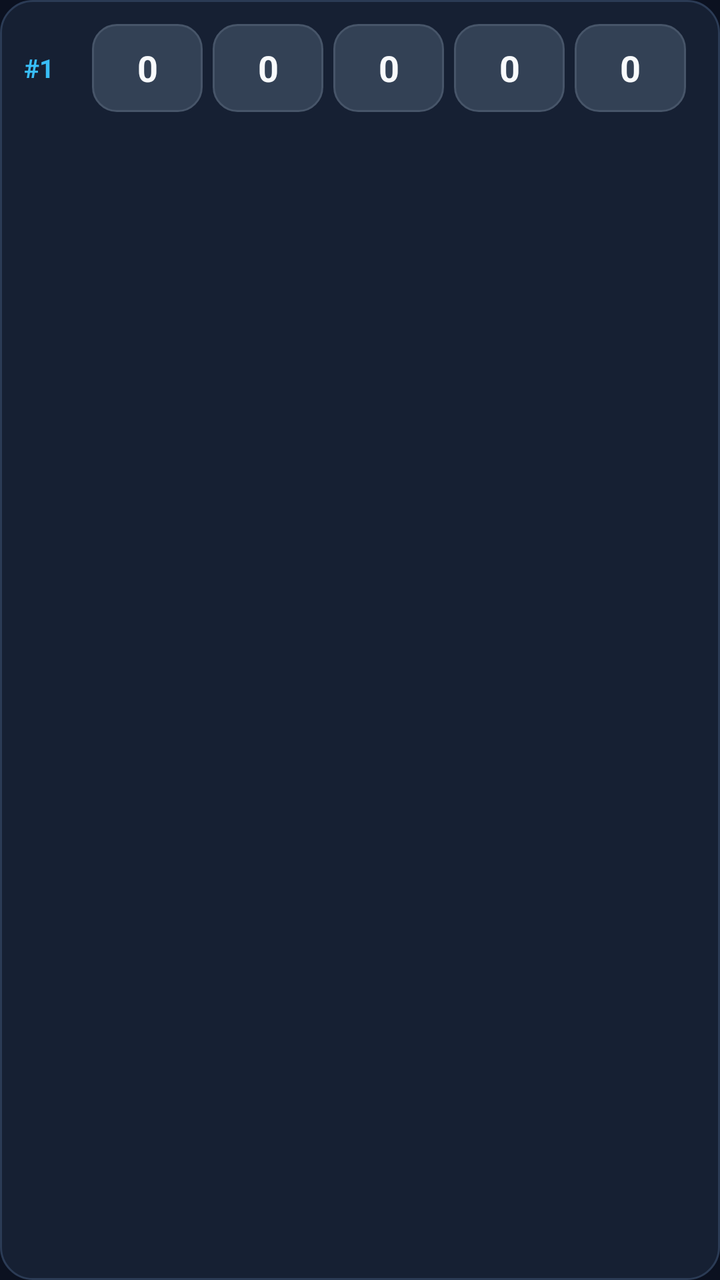
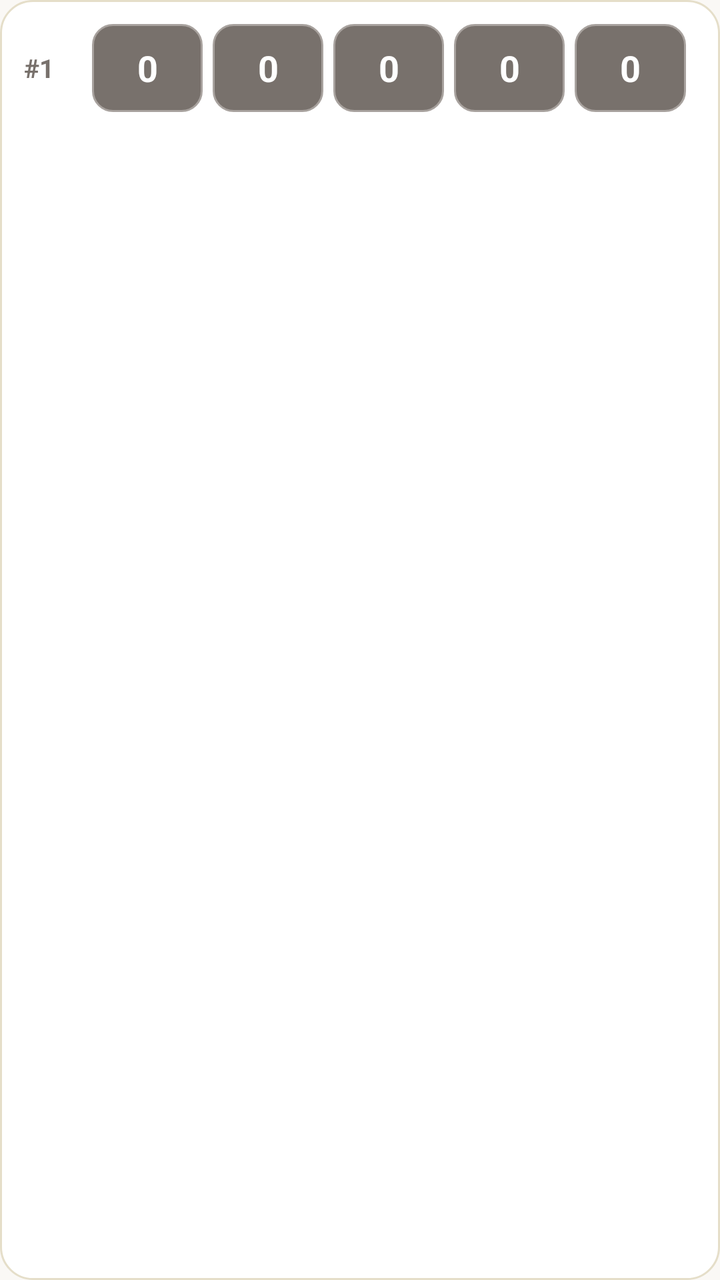

Compare the two renders of this Android layout. The source of the first and the diff that turns it into the second are given below.
<!-- AndroidManifest.xml: application theme Theme.DigitDuel -->
<!-- res/layout/item_guess_row.xml -->
<?xml version="1.0" encoding="utf-8"?>
<LinearLayout xmlns:android="http://schemas.android.com/apk/res/android"
    android:layout_width="match_parent"
    android:layout_height="wrap_content"
    android:layout_marginBottom="10dp"
    android:background="@drawable/bg_card"
    android:orientation="vertical"
    android:padding="12dp">

    <LinearLayout
        android:layout_width="match_parent"
        android:layout_height="wrap_content"
        android:gravity="center_vertical"
        android:orientation="horizontal">

        <TextView
            android:id="@+id/tvGuessNumber"
            android:layout_width="34dp"
            android:layout_height="wrap_content"
            android:text="#1"
            android:textColor="@color/accent_primary"
            android:textSize="13sp"
            android:textStyle="bold" />

        <TextView
            android:id="@+id/tvDigit0"
            android:layout_width="0dp"
            android:layout_height="44dp"
            android:layout_marginEnd="5dp"
            android:layout_weight="1"
            android:background="@drawable/bg_digit_absent"
            android:gravity="center"
            android:text="0"
            android:textColor="@color/text_primary"
            android:textSize="18sp"
            android:textStyle="bold" />

        <TextView
            android:id="@+id/tvDigit1"
            android:layout_width="0dp"
            android:layout_height="44dp"
            android:layout_marginEnd="5dp"
            android:layout_weight="1"
            android:background="@drawable/bg_digit_absent"
            android:gravity="center"
            android:text="0"
            android:textColor="@color/text_primary"
            android:textSize="18sp"
            android:textStyle="bold" />

        <TextView
            android:id="@+id/tvDigit2"
            android:layout_width="0dp"
            android:layout_height="44dp"
            android:layout_marginEnd="5dp"
            android:layout_weight="1"
            android:background="@drawable/bg_digit_absent"
            android:gravity="center"
            android:text="0"
            android:textColor="@color/text_primary"
            android:textSize="18sp"
            android:textStyle="bold" />

        <TextView
            android:id="@+id/tvDigit3"
            android:layout_width="0dp"
            android:layout_height="44dp"
            android:layout_marginEnd="5dp"
            android:layout_weight="1"
            android:background="@drawable/bg_digit_absent"
            android:gravity="center"
            android:text="0"
            android:textColor="@color/text_primary"
            android:textSize="18sp"
            android:textStyle="bold" />

        <TextView
            android:id="@+id/tvDigit4"
            android:layout_width="0dp"
            android:layout_height="44dp"
            android:layout_marginEnd="5dp"
            android:layout_weight="1"
            android:background="@drawable/bg_digit_absent"
            android:gravity="center"
            android:text="0"
            android:textColor="@color/text_primary"
            android:textSize="18sp"
            android:textStyle="bold" />

        <TextView
            android:id="@+id/tvDigit5"
            android:layout_width="0dp"
            android:layout_height="44dp"
            android:layout_marginEnd="5dp"
            android:layout_weight="1"
            android:background="@drawable/bg_digit_absent"
            android:gravity="center"
            android:text="0"
            android:textColor="@color/text_primary"
            android:textSize="18sp"
            android:textStyle="bold"
            android:visibility="gone" />

        <TextView
            android:id="@+id/tvDigit6"
            android:layout_width="0dp"
            android:layout_height="44dp"
            android:layout_weight="1"
            android:background="@drawable/bg_digit_absent"
            android:gravity="center"
            android:text="0"
            android:textColor="@color/text_primary"
            android:textSize="18sp"
            android:textStyle="bold"
            android:visibility="gone" />
    </LinearLayout>

    <TextView
        android:id="@+id/tvGuessSummary"
        android:layout_width="match_parent"
        android:layout_height="wrap_content"
        android:layout_marginTop="8dp"
        android:textColor="@color/text_secondary"
        android:textSize="12sp" />

</LinearLayout>
<!-- resources referenced by this layout -->
<resources>
  <color name="accent_primary">#38BDF8</color>
  <color name="text_primary">#F8FAFC</color>
  <color name="text_secondary">#94A3B8</color>
  <!-- drawable bg_card (drawable) -->
  <?xml version="1.0" encoding="utf-8"?>
  <shape xmlns:android="http://schemas.android.com/apk/res/android"
      android:shape="rectangle">
      <solid android:color="@color/bg_card" />
      <stroke
          android:width="1dp"
          android:color="@color/stroke_card" />
      <corners android:radius="16dp" />
  </shape>
  <!-- drawable bg_digit_absent (drawable) -->
  <?xml version="1.0" encoding="utf-8"?>
  <shape xmlns:android="http://schemas.android.com/apk/res/android"
      android:shape="rectangle">
      <solid android:color="@color/digit_absent" />
      <stroke
          android:width="1dp"
          android:color="@color/digit_absent_stroke" />
      <corners android:radius="12dp" />
  </shape>
  <style name="Theme.DigitDuel" parent="Theme.MaterialComponents.NoActionBar">
          <item name="android:windowBackground">@color/bg_screen</item>
          <item name="android:statusBarColor">@color/bg_screen</item>
          <item name="android:navigationBarColor">@color/bg_screen</item>
          <item name="colorPrimary">@color/accent_primary</item>
          <item name="colorPrimaryVariant">@color/accent_primary_dark</item>
          <item name="colorOnPrimary">@color/bg_screen</item>
          <item name="colorSecondary">@color/accent_secondary</item>
          <item name="colorOnSecondary">@color/text_primary</item>
          <item name="colorSurface">@color/bg_card</item>
          <item name="colorOnSurface">@color/text_primary</item>
          <item name="colorError">@color/danger</item>
          <item name="android:textColorPrimary">@color/text_primary</item>
          <item name="android:textColorSecondary">@color/text_secondary</item>
      </style>
  <color name="bg_card">#162033</color>
  <color name="stroke_card">#2B3B55</color>
  <color name="digit_absent">#334155</color>
  <color name="digit_absent_stroke">#475569</color>
  <color name="bg_screen">#0B1120</color>
  <color name="accent_primary_dark">#0284C7</color>
  <color name="accent_secondary">#818CF8</color>
  <color name="danger">#F43F5E</color>
</resources>

<!-- the commit's change to res/layout/item_guess_row.xml (unified diff, before → after) -->
@@ -18,7 +18,7 @@
             android:layout_width="34dp"
             android:layout_height="wrap_content"
             android:text="#1"
-            android:textColor="@color/accent_primary"
+            android:textColor="@color/text_secondary"
             android:textSize="13sp"
             android:textStyle="bold" />
 
@@ -31,7 +31,7 @@
             android:background="@drawable/bg_digit_absent"
             android:gravity="center"
             android:text="0"
-            android:textColor="@color/text_primary"
+            android:textColor="@color/on_accent"
             android:textSize="18sp"
             android:textStyle="bold" />
 
@@ -44,7 +44,7 @@
             android:background="@drawable/bg_digit_absent"
             android:gravity="center"
             android:text="0"
-            android:textColor="@color/text_primary"
+            android:textColor="@color/on_accent"
             android:textSize="18sp"
             android:textStyle="bold" />
 
@@ -57,7 +57,7 @@
             android:background="@drawable/bg_digit_absent"
             android:gravity="center"
             android:text="0"
-            android:textColor="@color/text_primary"
+            android:textColor="@color/on_accent"
             android:textSize="18sp"
             android:textStyle="bold" />
 
@@ -70,7 +70,7 @@
             android:background="@drawable/bg_digit_absent"
             android:gravity="center"
             android:text="0"
-            android:textColor="@color/text_primary"
+            android:textColor="@color/on_accent"
             android:textSize="18sp"
             android:textStyle="bold" />
 
@@ -83,7 +83,7 @@
             android:background="@drawable/bg_digit_absent"
             android:gravity="center"
             android:text="0"
-            android:textColor="@color/text_primary"
+            android:textColor="@color/on_accent"
             android:textSize="18sp"
             android:textStyle="bold" />
 
@@ -96,7 +96,7 @@
             android:background="@drawable/bg_digit_absent"
             android:gravity="center"
             android:text="0"
-            android:textColor="@color/text_primary"
+            android:textColor="@color/on_accent"
             android:textSize="18sp"
             android:textStyle="bold"
             android:visibility="gone" />
@@ -109,7 +109,7 @@
             android:background="@drawable/bg_digit_absent"
             android:gravity="center"
             android:text="0"
-            android:textColor="@color/text_primary"
+            android:textColor="@color/on_accent"
             android:textSize="18sp"
             android:textStyle="bold"
             android:visibility="gone" />
<!-- resource entries referenced after the edit -->
@@ -1,8 +1,9 @@
 <!-- resources referenced by this layout -->
 <resources>
-  <color name="accent_primary">#38BDF8</color>
-  <color name="text_primary">#F8FAFC</color>
-  <color name="text_secondary">#94A3B8</color>
+  <color name="on_accent">#FFFFFF</color>
+  <color name="accent_primary">#D97757</color>
+  <color name="text_primary">#1C1917</color>
+  <color name="text_secondary">#78716C</color>
   <!-- drawable bg_card (drawable) -->
   <?xml version="1.0" encoding="utf-8"?>
   <shape xmlns:android="http://schemas.android.com/apk/res/android"
@@ -21,30 +22,31 @@
       <stroke
           android:width="1dp"
           android:color="@color/digit_absent_stroke" />
-      <corners android:radius="12dp" />
+      <corners android:radius="10dp" />
   </shape>
-  <style name="Theme.DigitDuel" parent="Theme.MaterialComponents.NoActionBar">
+  <style name="Theme.DigitDuel" parent="Theme.MaterialComponents.Light.NoActionBar">
           <item name="android:windowBackground">@color/bg_screen</item>
           <item name="android:statusBarColor">@color/bg_screen</item>
+          <item name="android:windowLightStatusBar">true</item>
           <item name="android:navigationBarColor">@color/bg_screen</item>
           <item name="colorPrimary">@color/accent_primary</item>
           <item name="colorPrimaryVariant">@color/accent_primary_dark</item>
-          <item name="colorOnPrimary">@color/bg_screen</item>
+          <item name="colorOnPrimary">@color/on_accent</item>
           <item name="colorSecondary">@color/accent_secondary</item>
-          <item name="colorOnSecondary">@color/text_primary</item>
+          <item name="colorOnSecondary">@color/on_accent</item>
           <item name="colorSurface">@color/bg_card</item>
           <item name="colorOnSurface">@color/text_primary</item>
           <item name="colorError">@color/danger</item>
           <item name="android:textColorPrimary">@color/text_primary</item>
           <item name="android:textColorSecondary">@color/text_secondary</item>
       </style>
-  <color name="bg_card">#162033</color>
-  <color name="stroke_card">#2B3B55</color>
-  <color name="digit_absent">#334155</color>
-  <color name="digit_absent_stroke">#475569</color>
-  <color name="bg_screen">#0B1120</color>
-  <color name="accent_primary_dark">#0284C7</color>
-  <color name="accent_secondary">#818CF8</color>
-  <color name="danger">#F43F5E</color>
+  <color name="bg_card">#FFFFFF</color>
+  <color name="stroke_card">#E5DEC9</color>
+  <color name="digit_absent">#78716C</color>
+  <color name="digit_absent_stroke">#A8A29E</color>
+  <color name="bg_screen">#FAF8F5</color>
+  <color name="accent_primary_dark">#C25E3E</color>
+  <color name="accent_secondary">#292524</color>
+  <color name="danger">#DC2626</color>
 </resources>
 
